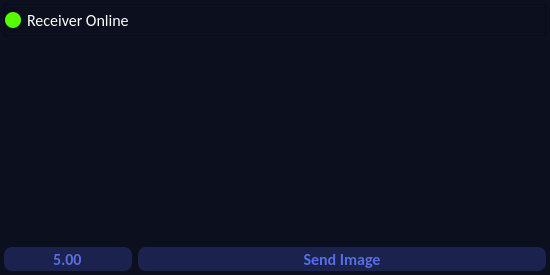
Qt form ui/receiver.ui (MaitreRenard18/Python-Live-Chat) before a commit.
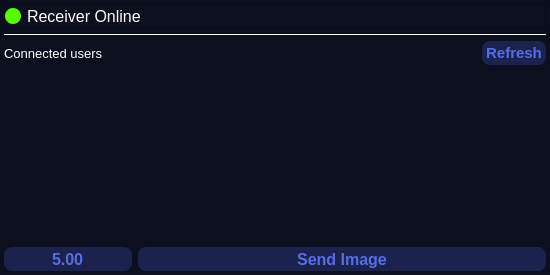
The same form after that commit.

Commit message: Better user registry

Patch:
```diff
--- a/ui/receiver.ui
+++ b/ui/receiver.ui
@@ -48,7 +48,7 @@
        <property name="minimumSize">
         <size>
          <width>0</width>
-         <height>0</height>
+         <height>24</height>
         </size>
        </property>
        <property name="maximumSize">
@@ -127,7 +127,7 @@
           </property>
           <property name="font">
            <font>
-            <family>Calibri</family>
+            <family>Yu Gothic UI</family>
             <pointsize>12</pointsize>
             <weight>50</weight>
             <bold>false</bold>
@@ -146,6 +146,97 @@
        </layout>
       </widget>
      </item>
+     <item>
+      <widget class="Line" name="line">
+       <property name="maximumSize">
+        <size>
+         <width>16777215</width>
+         <height>1</height>
+        </size>
+       </property>
+       <property name="styleSheet">
+        <string notr="true">border: 1px solid white;
+border-style: inset;</string>
+       </property>
+       <property name="orientation">
+        <enum>Qt::Horizontal</enum>
+       </property>
+      </widget>
+     </item>
+     <item>
+      <layout class="QHBoxLayout" name="horizontalLayout_3">
+       <property name="bottomMargin">
+        <number>0</number>
+       </property>
+       <item>
+        <widget class="QLabel" name="label">
+         <property name="minimumSize">
+          <size>
+           <width>0</width>
+           <height>24</height>
+          </size>
+         </property>
+         <property name="font">
+          <font>
+           <family>Yu Gothic UI</family>
+           <pointsize>10</pointsize>
+          </font>
+         </property>
+         <property name="styleSheet">
+          <string notr="true">color: white;</string>
+         </property>
+         <property name="text">
+          <string>Connected users</string>
+         </property>
+        </widget>
+       </item>
+       <item>
+        <widget class="QPushButton" name="pushButton_2">
+         <property name="sizePolicy">
+          <sizepolicy hsizetype="Maximum" vsizetype="Fixed">
+           <horstretch>0</horstretch>
+           <verstretch>0</verstretch>
+          </sizepolicy>
+         </property>
+         <property name="minimumSize">
+          <size>
+           <width>16</width>
+           <height>24</height>
+          </size>
+         </property>
+         <property name="maximumSize">
+          <size>
+           <width>64</width>
+           <height>32</height>
+          </size>
+         </property>
+         <property name="font">
+          <font>
+           <family>Yu Gothic UI</family>
+           <pointsize>11</pointsize>
+           <weight>75</weight>
+           <bold>true</bold>
+          </font>
+         </property>
+         <property name="styleSheet">
+          <string notr="true">QPushButton {
+                                        background-color: #1a224d; 
+                                        border: none;
+                                        border-radius: 8px;
+                                        color: #556de5;
+                                      }
+                                      QPushButton:hover {
+                                        color: #f0f0f0;
+                                        background-color: #556de5;
+                                      }</string>
+         </property>
+         <property name="text">
+          <string>Refresh</string>
+         </property>
+        </widget>
+       </item>
+      </layout>
+     </item>
      <item>
       <widget class="QListWidget" name="listWidget">
        <property name="styleSheet">
@@ -171,7 +262,7 @@
          </property>
          <property name="font">
           <font>
-           <family>Calibri</family>
+           <family>Yu Gothic UI</family>
            <pointsize>12</pointsize>
            <weight>75</weight>
            <bold>true</bold>
@@ -238,7 +329,7 @@
          </property>
          <property name="font">
           <font>
-           <family>Calibri</family>
+           <family>Yu Gothic UI</family>
            <pointsize>12</pointsize>
            <weight>75</weight>
            <bold>true</bold>
```
The commit also changes 3 other files.
